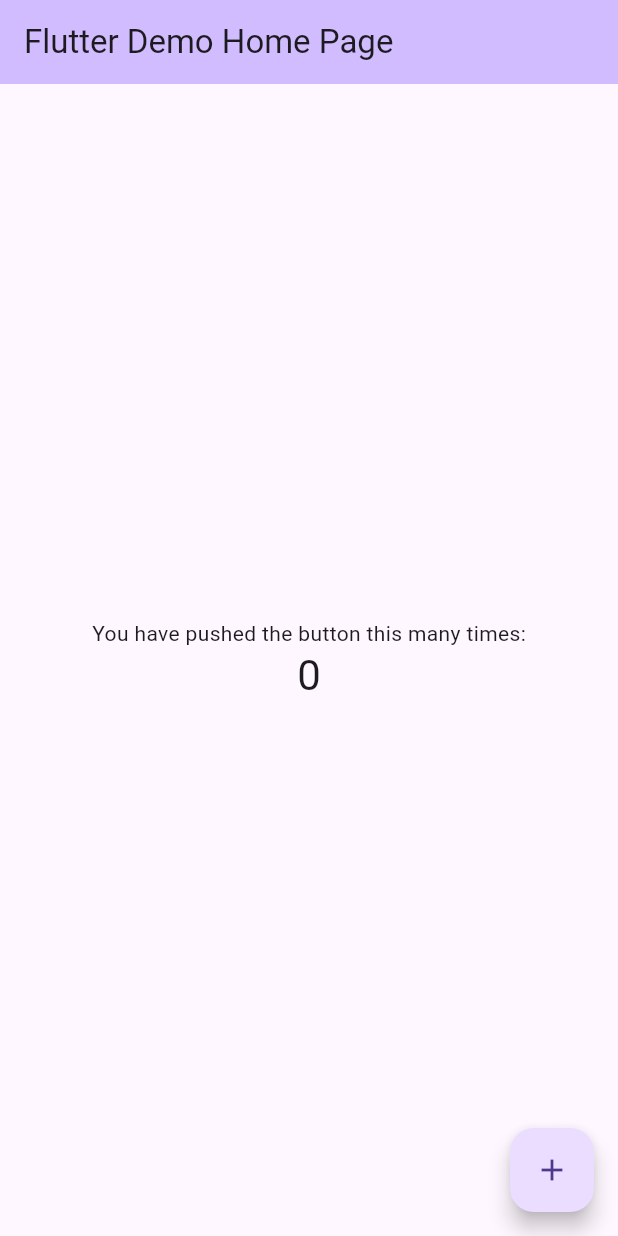
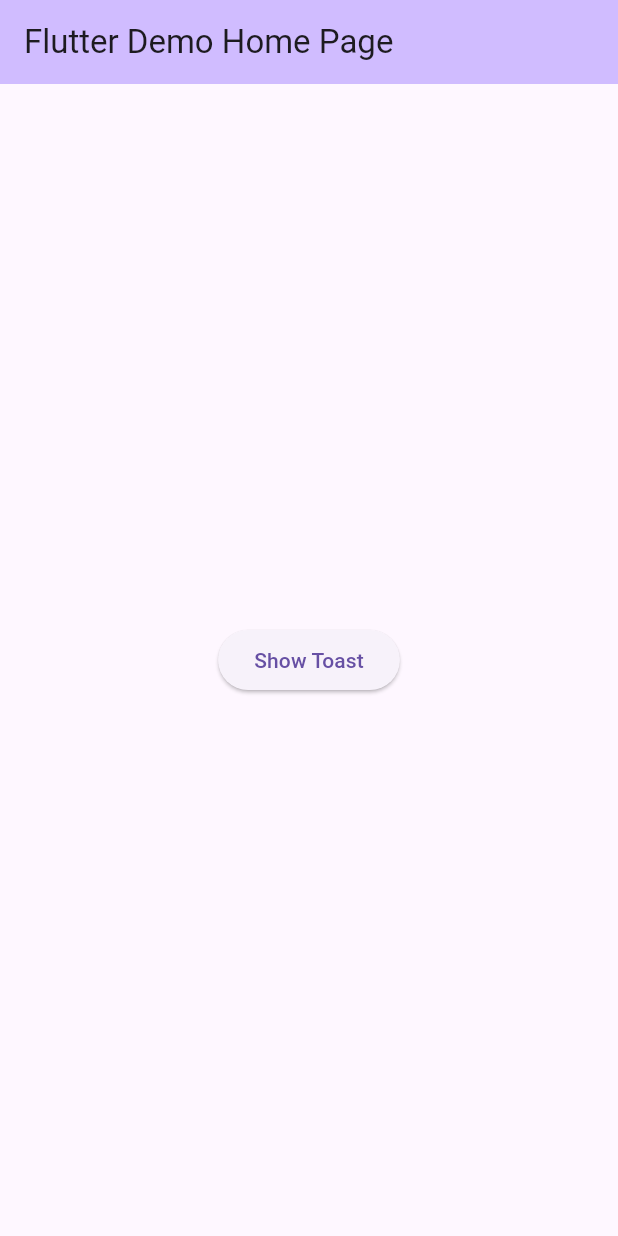
Before and after one commit to febryardiansyah/frosted-toast, a Flutter app: the screen it shows after launch, on a phone screen of 412 x 824 dp. Run offline on Flutter 3.47's test engine with Material 3 defaults, Android fonts, the phone set to English and light mode, and no system bars.

Commit message:
feat: added options

```diff
--- a/example/lib/main.dart
+++ b/example/lib/main.dart
@@ -15,7 +15,9 @@ class MyApp extends StatelessWidget {
       // theme: ThemeData.dark(useMaterial3: true),
       home: const MyHomePage(title: 'Flutter Demo Home Page'),
       builder: (context, child) {
-        return FrostedToastOverlay(child: child ?? const SizedBox());
+        return FrostedToastOverlay(
+          child: child ?? const MyHomePage(title: 'Flutter Demo Home Page'),
+        );
       },
     );
   }
@@ -31,14 +33,29 @@ class MyHomePage extends StatefulWidget {
 }
 
 class _MyHomePageState extends State<MyHomePage> {
-  int _counter = 0;
-
-  void _incrementCounter() {
+  void onShowToast() {
     FrostedToastService.showToast(
       context,
-      'Incremented!',
-      alignment: Alignment.bottomCenter,
-      isDarkBackground: true,
+      options: const FrostedToastOptions(
+        message: 'Hello, Frosted Toast!',
+        alignment: Alignment.bottomCenter,
+        isDarkBackground: false,
+        child: Row(
+          children: [
+            Icon(Icons.info),
+            SizedBox(width: 8),
+            Text('Hello, Frosted Toast!'),
+          ],
+        ),
+        // child: Column(
+        //   mainAxisSize: MainAxisSize.min,
+        //   children: [
+        //     Icon(Icons.info),
+        //     SizedBox(height: 8),
+        //     Text('Hello, Frosted Toast!'),
+        //   ],
+        // ),
+      ),
     );
   }
 
@@ -50,23 +67,10 @@ class _MyHomePageState extends State<MyHomePage> {
         title: Text(widget.title),
       ),
       body: Center(
-        child: Column(
-          mainAxisAlignment: MainAxisAlignment.center,
-          children: <Widget>[
-            const Text(
-              'You have pushed the button this many times:',
-            ),
-            Text(
-              '$_counter',
-              style: Theme.of(context).textTheme.headlineMedium,
-            ),
-          ],
+        child: ElevatedButton(
+          onPressed: onShowToast,
+          child: const Text('Show Toast'),
         ),
-      ),
-      floatingActionButton: FloatingActionButton(
-        onPressed: _incrementCounter,
-        tooltip: 'Increment',
-        child: const Icon(Icons.add),
       ),
     );
   }
--- a/lib/src/frosted_toast_component.dart
+++ b/lib/src/frosted_toast_component.dart
@@ -1,27 +1,31 @@
 import 'dart:ui';
 import 'package:flutter/material.dart';
 
-class FrostedToastParams {
+class FrostedToastOptions {
   final String message;
   final Alignment alignment;
   final bool isDarkBackground;
   final EdgeInsets insetsPadding;
+  final Widget? child;
+  final Duration autoDismissDuration;
 
-  const FrostedToastParams({
-    required this.message,
-    this.alignment = Alignment.topCenter,
+  const FrostedToastOptions({
+    this.message = '',
+    this.alignment = Alignment.bottomCenter,
     this.isDarkBackground = false,
     this.insetsPadding = const EdgeInsets.symmetric(horizontal: 8),
+    this.child,
+    this.autoDismissDuration = const Duration(seconds: 3),
   });
 }
 
 class FrostedToastComponent extends StatefulWidget {
-  final FrostedToastParams params;
+  final FrostedToastOptions options;
   final VoidCallback onDismiss;
 
   const FrostedToastComponent({
     super.key,
-    required this.params,
+    required this.options,
     required this.onDismiss,
   });
 
@@ -34,13 +38,13 @@ class _FrostedToastComponentState extends State<FrostedToastComponent>
   late AnimationController _animationController;
   late Animation<Offset> _slideAnimation;
 
-  FrostedToastParams get params => widget.params;
+  FrostedToastOptions get options => widget.options;
   bool isBottomPosition = false;
 
   @override
   void initState() {
     super.initState();
-    isBottomPosition = params.alignment.y > 0;
+    isBottomPosition = options.alignment.y > 0;
 
     _animationController = AnimationController(
       vsync: this,
@@ -48,7 +52,7 @@ class _FrostedToastComponentState extends State<FrostedToastComponent>
     );
 
     _slideAnimation = Tween<Offset>(
-      begin: Offset(0, isBottomPosition ? 1 : -1), // Starts offscreen (top)
+      begin: Offset(0, isBottomPosition ? 1 : -1),
       end: Offset.zero,
     ).animate(
       CurvedAnimation(parent: _animationController, curve: Curves.easeOut),
@@ -56,8 +60,7 @@ class _FrostedToastComponentState extends State<FrostedToastComponent>
 
     _animationController.forward();
 
-    // Auto-dismiss after 3 seconds
-    Future.delayed(const Duration(seconds: 3), () {
+    Future.delayed(options.autoDismissDuration, () {
       if (mounted) {
         _animationController.reverse().then((_) => widget.onDismiss());
       }
@@ -72,12 +75,12 @@ class _FrostedToastComponentState extends State<FrostedToastComponent>
 
   @override
   Widget build(BuildContext context) {
-    final isDarkMode = widget.params.isDarkBackground;
+    final isDarkMode = options.isDarkBackground;
 
     return SafeArea(
       child: Container(
-        alignment: widget.params.alignment,
-        margin: widget.params.insetsPadding,
+        alignment: widget.options.alignment,
+        margin: widget.options.insetsPadding,
         child: SlideTransition(
           position: _slideAnimation,
           child: Padding(
@@ -85,13 +88,13 @@ class _FrostedToastComponentState extends State<FrostedToastComponent>
             child: ClipRRect(
               borderRadius: BorderRadius.circular(16),
               child: BackdropFilter(
-                filter: ImageFilter.blur(sigmaX: 15, sigmaY: 15),
+                filter: ImageFilter.blur(sigmaX: 25, sigmaY: 25),
                 child: Container(
                   padding:
                       const EdgeInsets.symmetric(horizontal: 16, vertical: 12),
                   decoration: BoxDecoration(
                     color: isDarkMode
-                        ? Colors.black.withOpacity(0.5) // Glossy effect
+                        ? Colors.black.withOpacity(0.5)
                         : Colors.white.withOpacity(0.8),
                     borderRadius: BorderRadius.circular(16),
                     border: Border.all(
@@ -102,9 +105,9 @@ class _FrostedToastComponentState extends State<FrostedToastComponent>
                     ),
                     boxShadow: [
                       BoxShadow(
-                        color: Colors.black.withOpacity(0.1),
-                        blurRadius: 10,
-                        offset: const Offset(0, 4),
+                        color: Colors.black.withOpacity(0.2),
+                        blurRadius: 20,
+                        offset: const Offset(0, 8),
                       ),
                     ],
                   ),
@@ -112,13 +115,14 @@ class _FrostedToastComponentState extends State<FrostedToastComponent>
                     mainAxisSize: MainAxisSize.min,
                     children: [
                       Expanded(
-                        child: Text(
-                          widget.params.message,
-                          style: TextStyle(
-                            color: isDarkMode ? Colors.white : Colors.black,
-                            fontSize: 16,
-                          ),
-                        ),
+                        child: options.child ??
+                            Text(
+                              widget.options.message,
+                              style: TextStyle(
+                                color: isDarkMode ? Colors.white : Colors.black,
+                                fontSize: 16,
+                              ),
+                            ),
                       ),
                       GestureDetector(
                         onTap: () {
--- a/lib/src/frosted_toast_service.dart
+++ b/lib/src/frosted_toast_service.dart
@@ -22,19 +22,19 @@ class FrostedToastService {
   static final GlobalKey<OverlayState> _overlayKey = GlobalKey<OverlayState>();
 
   static void showToast(
-    BuildContext context,
-    String message, {
-    Alignment alignment = Alignment.topCenter,
-    bool isDarkBackground = false,
+    BuildContext context, {
+    FrostedToastOptions options = const FrostedToastOptions(),
   }) {
     late OverlayEntry overlayEntry;
 
     overlayEntry = OverlayEntry(
       builder: (context) => FrostedToastComponent(
-        params: FrostedToastParams(
-          message: message,
-          alignment: alignment,
-          isDarkBackground: isDarkBackground,
+        options: FrostedToastOptions(
+          message: options.message,
+          alignment: options.alignment,
+          isDarkBackground: options.isDarkBackground,
+          child: options.child,
+          insetsPadding: options.insetsPadding,
         ),
         onDismiss: () {
           overlayEntry.remove();
--- a/pubspec.yaml
+++ b/pubspec.yaml
@@ -1,7 +1,8 @@
 name: frosted_toast
 description: A starting point for Dart libraries or applications.
 version: 1.0.0
-# repository: https://github.com/my_org/my_repo
+repository: https://github.com/febryardiansyah/frosted-toast
+homepage: https://github.com/febryardiansyah/frosted-toast
 
 environment:
   sdk: ">=3.0.0 <4.0.0"
```
